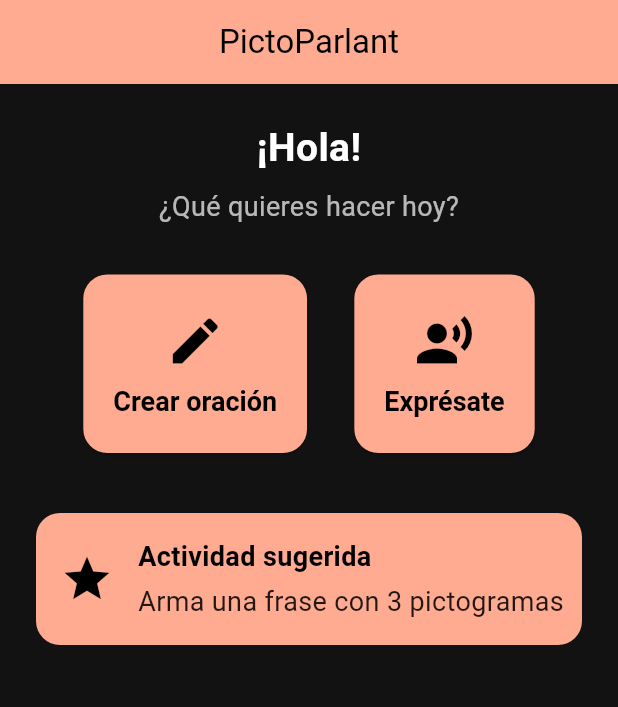
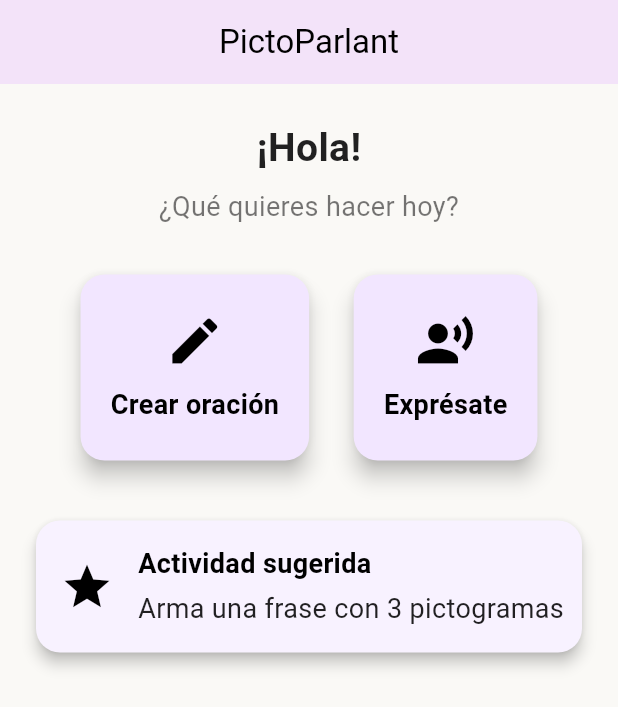
Before and after one commit to Alets-1818/picto_parlant, a Flutter app: the screen it shows after launch, on a phone screen of 412 x 824 dp. Shown: the top 707 px of the screen. Run offline on Flutter 3.47's test engine with Material 3 defaults, Android fonts, the phone set to English and light mode, and no system bars; our stand-ins replace flutter_dotenv, flutter_tts, image_picker, shared_preferences.

Commit message:
Proyecto terminado

```diff
--- a/lib/screens/home_screen.dart
+++ b/lib/screens/home_screen.dart
@@ -1,16 +1,45 @@
 import 'package:flutter/material.dart';
+import 'dart:math';
 
-class HomeScreen extends StatelessWidget {
+class HomeScreen extends StatefulWidget {
+  @override
+  State<HomeScreen> createState() => _HomeScreenState();
+}
+
+class _HomeScreenState extends State<HomeScreen> {
+  final List<String> actividades = [
+    'Arma una frase con 3 pictogramas',
+    'Describe tu comida favorita',
+    'Haz una frase sobre un animal',
+    'Expresa una emoción con pictogramas',
+    'Crea una frase para saludar',
+    'Cuenta qué hiciste hoy',
+  ];
+
+  String actividadActual = '';
+
+  @override
+  void initState() {
+    super.initState();
+    actividadActual = actividades.first;
+  }
+
+  void cambiarActividad() {
+    final nuevas = actividades.where((a) => a != actividadActual).toList();
+    actividadActual = (nuevas..shuffle()).first;
+    setState(() {});
+  }
+
   @override
   Widget build(BuildContext context) {
     return Scaffold(
-      backgroundColor: Color(0xFF121212), // Fondo negro
+      backgroundColor: Color(0xFFFAF9F6),
       appBar: AppBar(
         title: Text('PictoParlant'),
         centerTitle: true,
-        backgroundColor: Color(0xFFFFAB91),
+        backgroundColor: Color(0xFFF2E6FF),
         foregroundColor: Colors.black,
-        elevation: 0,
+        elevation: 2,
       ),
       body: Padding(
         padding: const EdgeInsets.all(24.0),
@@ -22,14 +51,14 @@ class HomeScreen extends StatelessWidget {
               style: TextStyle(
                 fontSize: 26,
                 fontWeight: FontWeight.bold,
-                color: Colors.white,
+                color: Colors.black87,
               ),
               textAlign: TextAlign.center,
             ),
             SizedBox(height: 8),
             Text(
               '¿Qué quieres hacer hoy?',
-              style: TextStyle(fontSize: 18, color: Colors.white70),
+              style: TextStyle(fontSize: 18, color: Colors.black54),
               textAlign: TextAlign.center,
             ),
             SizedBox(height: 32),
@@ -51,11 +80,13 @@ class HomeScreen extends StatelessWidget {
               ],
             ),
             SizedBox(height: 40),
-            Container(
-              decoration: BoxDecoration(
-                color: Color(0xFFFFAB91),
+            GestureDetector(
+              onTap: cambiarActividad,
+              child: Material(
+                elevation: 4,
                 borderRadius: BorderRadius.circular(16),
-              ),
+                color: Color(0xFFF8F2FF),
+                child: Padding(
                   padding: EdgeInsets.all(16),
                   child: Row(
                     children: [
@@ -74,12 +105,14 @@ class HomeScreen extends StatelessWidget {
                           ),
                           SizedBox(height: 4),
                           Text(
-                        'Arma una frase con 3 pictogramas',
+                            actividadActual,
                             style: TextStyle(color: Colors.black87),
                           ),
                         ],
                       ),
                     ],
+                  ),
+                ),
               ),
             ),
           ],
@@ -94,21 +127,70 @@ class HomeScreen extends StatelessWidget {
     required String label,
     required String route,
   }) {
-    return ElevatedButton(
-      onPressed: () => Navigator.pushNamed(context, route),
-      style: ElevatedButton.styleFrom(
-        backgroundColor: Color(0xFFFFAB91),
-        foregroundColor: Colors.black,
+    return _AnimatedScaleButton(
+      onTap: () => Navigator.pushNamed(context, route),
+      child: Material(
+        elevation: 6,
+        borderRadius: BorderRadius.circular(16),
+        color: Color(0xFFF2E6FF),
+        child: Container(
           padding: EdgeInsets.symmetric(vertical: 24, horizontal: 20),
-        shape: RoundedRectangleBorder(borderRadius: BorderRadius.circular(16)),
-      ),
           child: Column(
             children: [
-          Icon(icon, size: 40),
+              Icon(icon, size: 40, color: Colors.black),
               SizedBox(height: 10),
-          Text(label, style: TextStyle(fontWeight: FontWeight.bold)),
+              Text(
+                label,
+                style: TextStyle(
+                  fontWeight: FontWeight.bold,
+                  color: Colors.black,
+                ),
+              ),
             ],
+          ),
+        ),
       ),
     );
   }
 }
+
+class _AnimatedScaleButton extends StatefulWidget {
+  final Widget child;
+  final VoidCallback onTap;
+
+  const _AnimatedScaleButton({required this.child, required this.onTap});
+
+  @override
+  State<_AnimatedScaleButton> createState() => _AnimatedScaleButtonState();
+}
+
+class _AnimatedScaleButtonState extends State<_AnimatedScaleButton> {
+  double _scale = 1.0;
+
+  void _onTapDown(_) {
+    setState(() {
+      _scale = 0.95;
+    });
+  }
+
+  void _onTapUp(_) {
+    setState(() {
+      _scale = 1.0;
+    });
+  }
+
+  @override
+  Widget build(BuildContext context) {
+    return GestureDetector(
+      onTap: widget.onTap,
+      onTapDown: _onTapDown,
+      onTapUp: _onTapUp,
+      onTapCancel: () => setState(() => _scale = 1.0),
+      child: AnimatedScale(
+        scale: _scale,
+        duration: Duration(milliseconds: 120),
+        child: widget.child,
+      ),
+    );
+  }
+}
```
Also changed, not shown: lib/screens/crear_oracion_screen.dart (+48 -38 lines), lib/screens/expresate_screen.dart (+39 -20 lines). Lines whose indentation alone changed are shown as unchanged.
